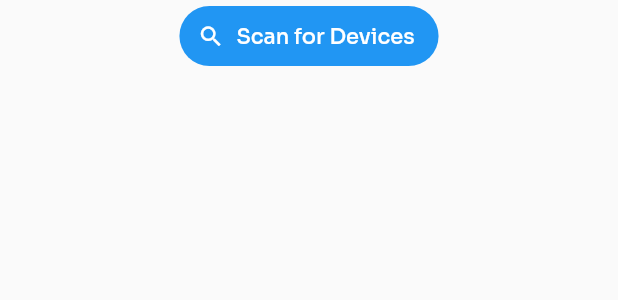
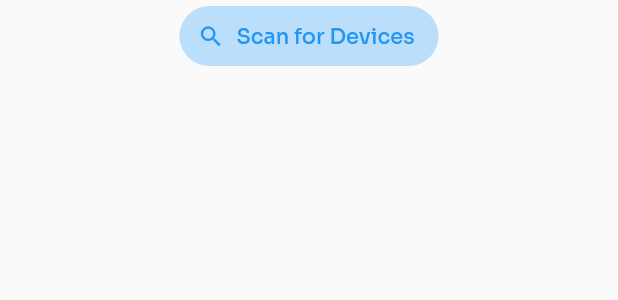
Before and after one commit to lnconsole/BeatzCoin, a Flutter app: the DevicesPage widget shown alone on an empty page, opened directly, on a phone screen of 412 x 824 dp. Shown: the top 300 px of the screen. Run offline on Flutter 3.47's test engine with Material 2 defaults, Android fonts, the phone set to English and light mode, and no system bars; our stand-ins replace flutter_svg, get, salomon_bottom_bar, syncfusion_flutter_gauges; missing offline and left inert: polar.

Commit message:
icon button styling

```diff
--- a/flutter-beatcoin/lib/main.dart
+++ b/flutter-beatcoin/lib/main.dart
@@ -62,14 +62,16 @@ class _MyAppState extends State<MyApp> {
             _currentIndex = 4;
           });
         },
-        style: ButtonStyle(backgroundColor: MaterialStateProperty.resolveWith(
+        style: ButtonStyle(
+          backgroundColor: MaterialStateProperty.resolveWith(
             (states) {
               if (deviceConnected) {
                 return Colors.green[50];
               }
               return Colors.red[50];
             },
-        )),
+          ),
+        ),
         icon: SvgPicture.asset(
           deviceConnected
               ? _connectedIconAssetName
--- a/flutter-beatcoin/lib/pages/devices.dart
+++ b/flutter-beatcoin/lib/pages/devices.dart
@@ -18,10 +18,21 @@ class DevicesPage extends StatelessWidget {
               onPressed: () {
                 polarController.searchDevices();
               },
+              style: ButtonStyle(
+                backgroundColor: MaterialStateProperty.all(
+                  Colors.blue[100],
+                ),
+              ),
               icon: Icon(
                 Icons.search,
+                color: Colors.blue,
               ),
-              label: Text('Scan for Devices'),
+              label: Text(
+                'Scan for Devices',
+                style: TextStyle(
+                  color: Colors.blue,
+                ),
+              ),
             ),
           ),
           Obx(
```
Lines whose indentation alone changed are shown as unchanged.
